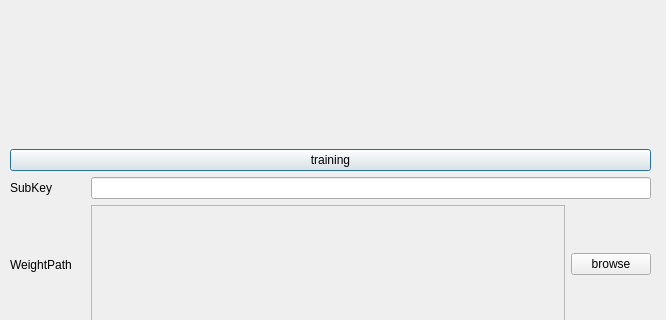
withdongyeong/stt_team3, file main.ui: the form before one commit; both pictures show x 0 to 666 and y 126 to 446 of the 666 by 748 pixel window.
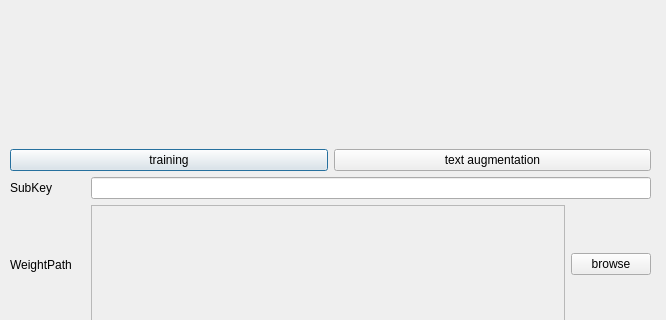
The form after the commit. Icons and pictures are not drawn.

Commit message: update augmentation view

Patch:
```diff
--- a/main.ui
+++ b/main.ui
@@ -113,6 +113,13 @@
         </property>
        </widget>
       </item>
+      <item row="0" column="1">
+       <widget class="QPushButton" name="augmentButton">
+        <property name="text">
+         <string>text augmentation</string>
+        </property>
+       </widget>
+      </item>
      </layout>
     </item>
     <item>
```
The commit also changes 4 other files.
